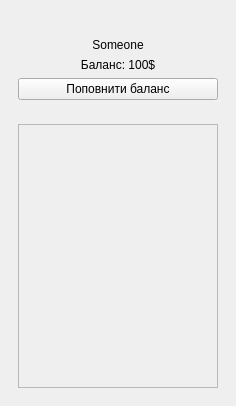
First picture: the form in Foxlike/profilewindow.ui, repository Lekantrop-gd/CourseProject, before the edit.
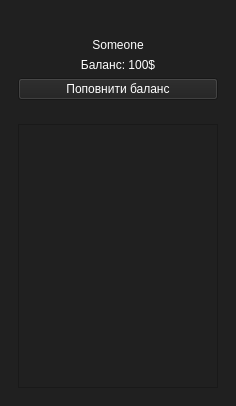
Second picture: the form after the edit. Icons and pictures are not drawn.

Diff of the .ui file:
```diff
--- a/Foxlike/profilewindow.ui
+++ b/Foxlike/profilewindow.ui
@@ -14,7 +14,8 @@
    <string>MainWindow</string>
   </property>
   <property name="styleSheet">
-   <string notr="true">backgorund-color: rgb(32, 32, 32);</string>
+   <string notr="true">background-color: rgb(32, 32, 32);
+color: rgb(255, 255, 255)</string>
   </property>
   <widget class="QWidget" name="centralwidget">
    <layout class="QVBoxLayout" name="verticalLayout">
```
